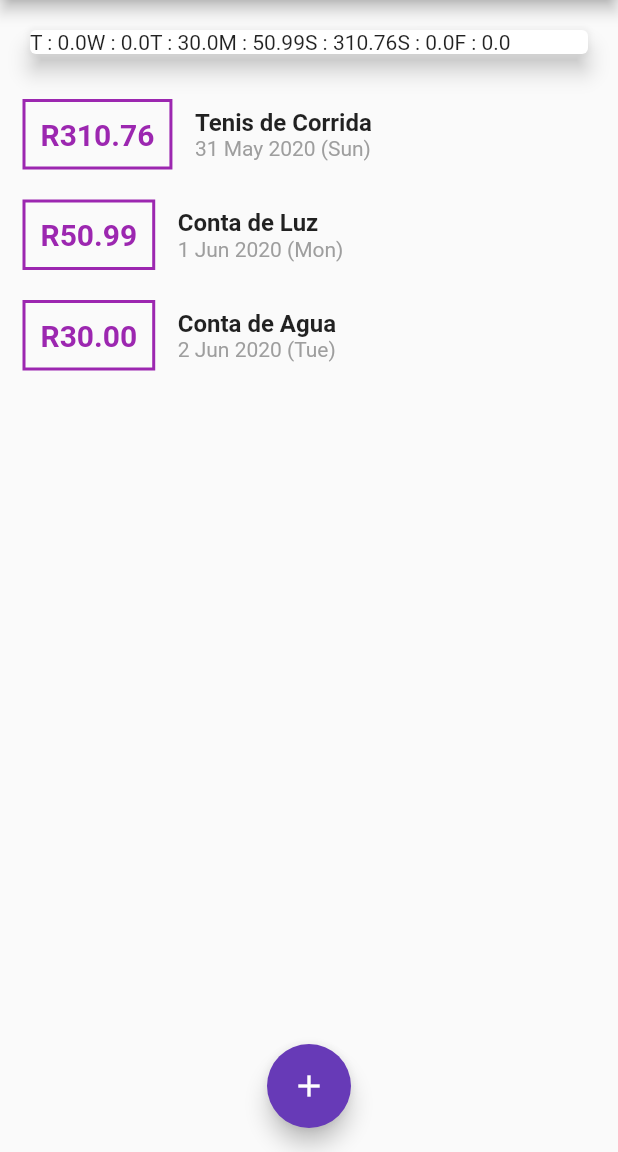
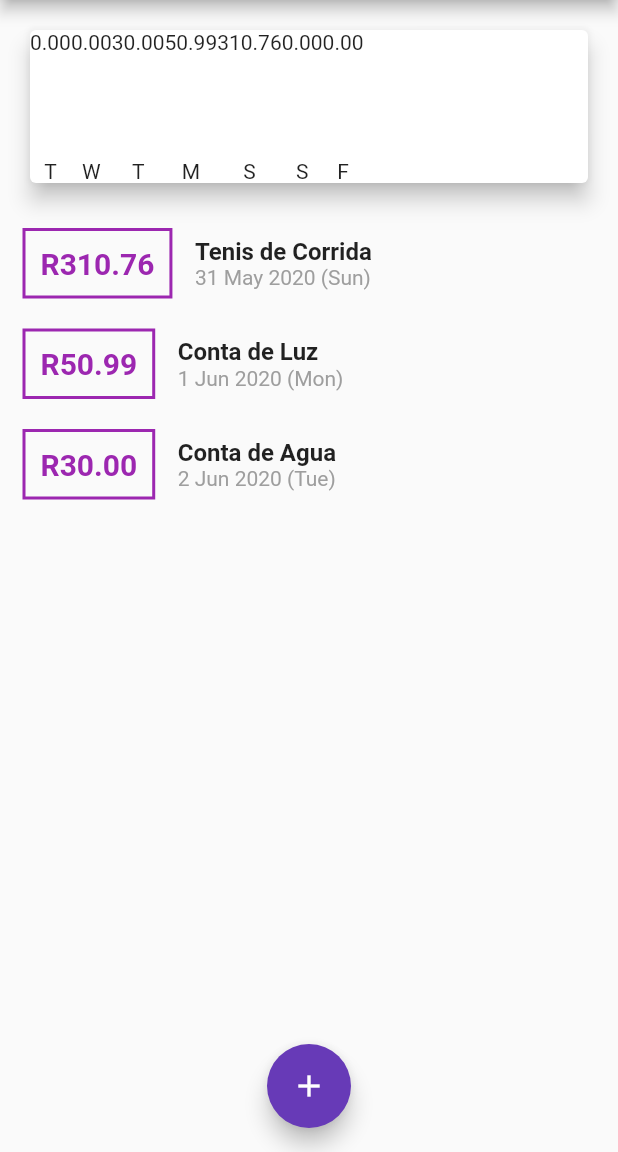
Before and after one commit to kadeguilherme/Despesas-Pessoal, a Flutter app: the screen it shows after launch, on a phone screen of 412 x 824 dp, the part 84-1236 px from its top. Run offline on Flutter 3.47's test engine with Material 2 defaults, Android fonts, the phone set to English and light mode, and no system bars.

Commit message:
Barra superior com dia da semana e preço

```diff
--- a/lib/components/chart.dart
+++ b/lib/components/chart.dart
@@ -1,6 +1,7 @@
 import 'package:flutter/material.dart';
 import 'package:intl/intl.dart';
 import '../models/transacao.dart';
+import '../components/chart_bar.dart';
 
 class Chart extends StatelessWidget {
   final List<Transacao> recentTransaction;
@@ -38,7 +39,11 @@ class Chart extends StatelessWidget {
       margin: EdgeInsets.all(20),
       child: Row(
         children: groupedTransactions.map((tr) {
-          return Text('${tr['day']} : ${tr['value']}');
+          return ChartBar(
+            label: tr['day'],
+            value: tr['value'],
+            percentage: 0,
+          );
         }).toList(),
       ),
     );
--- /dev/null
+++ b/lib/components/chart_bar.dart
@@ -0,0 +1,30 @@
+import 'package:flutter/material.dart';
+
+class ChartBar extends StatelessWidget {
+  final String label;
+  final double value;
+  final double percentage;
+
+  ChartBar({
+    this.label,
+    this.value,
+    this.percentage,
+  });
+
+  @override
+  Widget build(BuildContext context) {
+    return Column(
+      children: <Widget>[
+        Text('${value.toStringAsFixed(2)}'),
+        SizedBox(height: 5),
+        Container(
+          height: 60,
+          width: 10,
+          child: null,
+        ),
+        SizedBox(height: 5),
+        Text(label),
+      ],
+    );
+  }
+}
```
